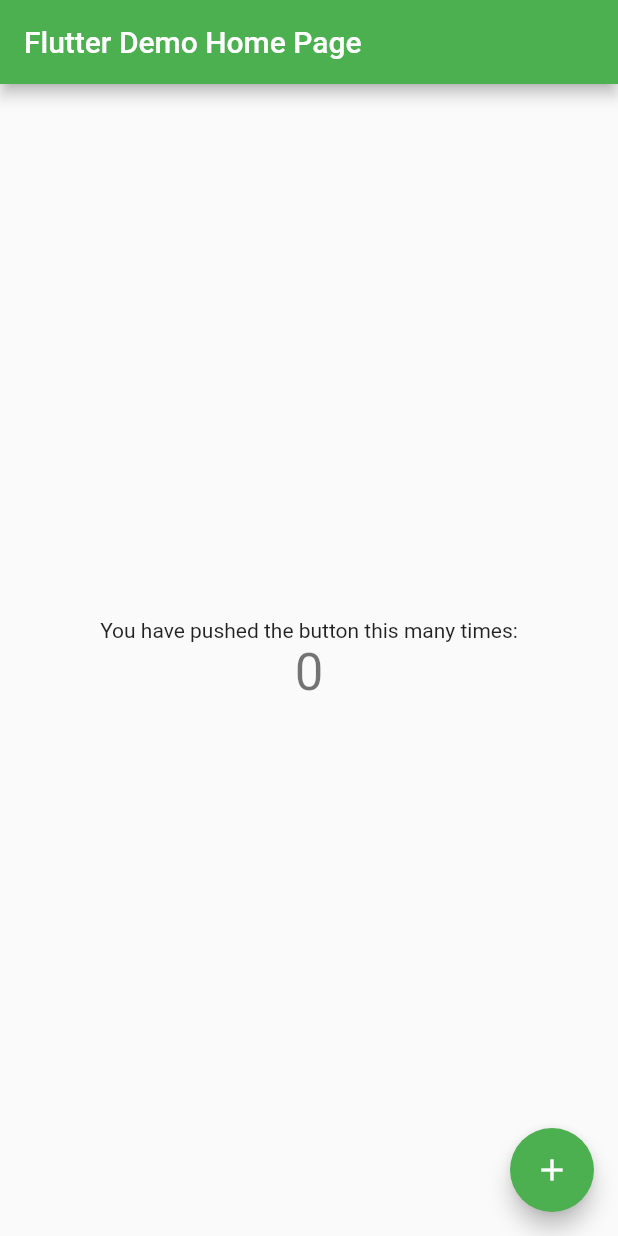
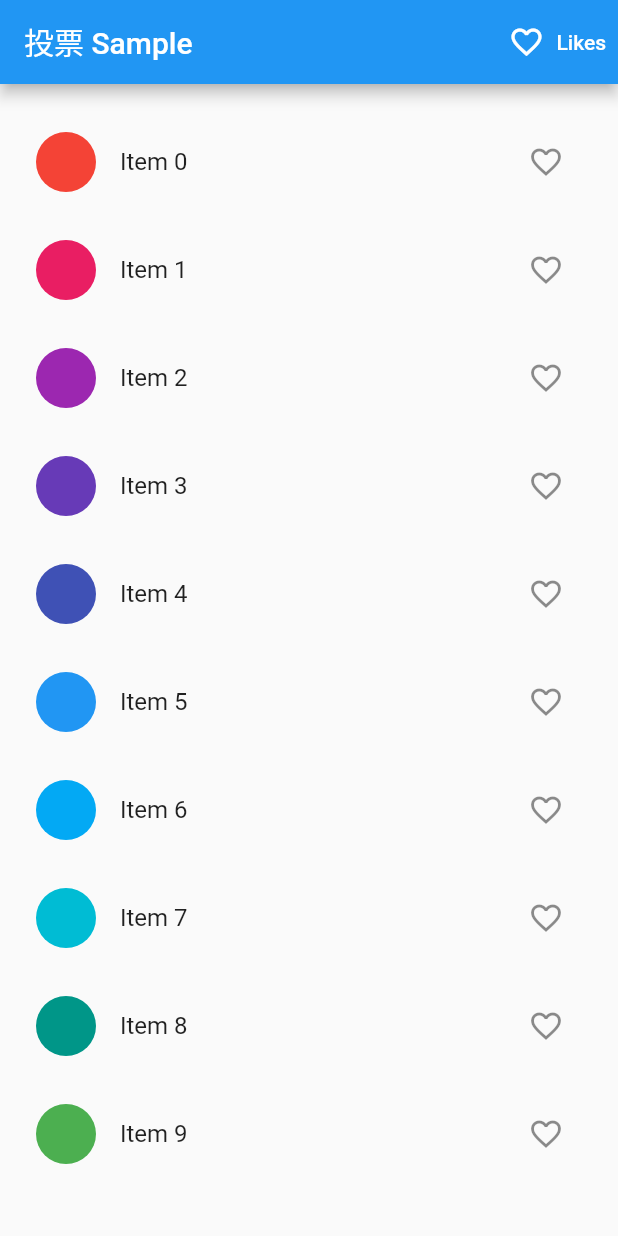
Before and after one commit to sat0tabe/flutter, a Flutter app: the screen it shows after launch, on a phone screen of 412 x 824 dp. Run offline on Flutter 3.47's test engine with Material 2 defaults, Android fonts, the phone set to English and light mode, and no system bars.

Commit message:
チュートリアルに沿ってデフォルトから変更

```diff
--- a/sat0tabe/ksc_prekin_lt_matsuri/lib/main.dart
+++ b/sat0tabe/ksc_prekin_lt_matsuri/lib/main.dart
@@ -1,113 +1,30 @@
 import 'package:flutter/material.dart';
+import 'package:provider/provider.dart';
+import 'package:ksc_prekin_lt_matsuri/models/likes.dart';
+import 'package:ksc_prekin_lt_matsuri/screens/likes.dart';
+import 'package:ksc_prekin_lt_matsuri/screens/home.dart';
 
 void main() {
-  runApp(MyApp());
+  runApp(TestingApp());
 }
 
-class MyApp extends StatelessWidget {
-  // This widget is the root of your application.
+class TestingApp extends StatelessWidget {
   @override
   Widget build(BuildContext context) {
-    return MaterialApp(
-      title: 'Flutter Demo',
-      theme: ThemeData(
-        // This is the theme of your application.
-        //
-        // Try running your application with "flutter run". You'll see the
-        // application has a blue toolbar. Then, without quitting the app, try
-        // changing the primarySwatch below to Colors.green and then invoke
-        // "hot reload" (press "r" in the console where you ran "flutter run",
-        // or simply save your changes to "hot reload" in a Flutter IDE).
-        // Notice that the counter didn't reset back to zero; the application
-        // is not restarted.
-        primarySwatch: Colors.green,
+    return ChangeNotifierProvider<Likes>(
+      create: (context) => Likes(),
+      child: MaterialApp(
+        title: 'Testing Sample',
+        theme: ThemeData(
+          primarySwatch: Colors.blue,
+          visualDensity: VisualDensity.adaptivePlatformDensity,
+        ),
+        routes: {
+          HomePage.routeName: (context) => HomePage(),
+          LikesPage.routeName: (context) => LikesPage(),
+        },
+        initialRoute: HomePage.routeName,
       ),
-      home: MyHomePage(title: 'Flutter Demo Home Page'),
     );
   }
 }
-
-class MyHomePage extends StatefulWidget {
-  MyHomePage({Key? key, required this.title}) : super(key: key);
-
-  // This widget is the home page of your application. It is stateful, meaning
-  // that it has a State object (defined below) that contains fields that affect
-  // how it looks.
-
-  // This class is the configuration for the state. It holds the values (in this
-  // case the title) provided by the parent (in this case the App widget) and
-  // used by the build method of the State. Fields in a Widget subclass are
-  // always marked "final".
-
-  final String title;
-
-  @override
-  _MyHomePageState createState() => _MyHomePageState();
-}
-
-class _MyHomePageState extends State<MyHomePage> {
-  int _counter = 0;
-
-  void _incrementCounter() {
-    setState(() {
-      // This call to setState tells the Flutter framework that something has
-      // changed in this State, which causes it to rerun the build method below
-      // so that the display can reflect the updated values. If we changed
-      // _counter without calling setState(), then the build method would not be
-      // called again, and so nothing would appear to happen.
-      _counter++;
-    });
-  }
-
-  @override
-  Widget build(BuildContext context) {
-    // This method is rerun every time setState is called, for instance as done
-    // by the _incrementCounter method above.
-    //
-    // The Flutter framework has been optimized to make rerunning build methods
-    // fast, so that you can just rebuild anything that needs updating rather
-    // than having to individually change instances of widgets.
-    return Scaffold(
-      appBar: AppBar(
-        // Here we take the value from the MyHomePage object that was created by
-        // the App.build method, and use it to set our appbar title.
-        title: Text(widget.title),
-      ),
-      body: Center(
-        // Center is a layout widget. It takes a single child and positions it
-        // in the middle of the parent.
-        child: Column(
-          // Column is also a layout widget. It takes a list of children and
-          // arranges them vertically. By default, it sizes itself to fit its
-          // children horizontally, and tries to be as tall as its parent.
-          //
-          // Invoke "debug painting" (press "p" in the console, choose the
-          // "Toggle Debug Paint" action from the Flutter Inspector in Android
-          // Studio, or the "Toggle Debug Paint" command in Visual Studio Code)
-          // to see the wireframe for each widget.
-          //
-          // Column has various properties to control how it sizes itself and
-          // how it positions its children. Here we use mainAxisAlignment to
-          // center the children vertically; the main axis here is the vertical
-          // axis because Columns are vertical (the cross axis would be
-          // horizontal).
-          mainAxisAlignment: MainAxisAlignment.center,
-          children: <Widget>[
-            Text(
-              'You have pushed the button this many times:',
-            ),
-            Text(
-              '$_counter',
-              style: Theme.of(context).textTheme.headline4,
-            ),
-          ],
-        ),
-      ),
-      floatingActionButton: FloatingActionButton(
-        onPressed: _incrementCounter,
-        tooltip: 'Increment',
-        child: Icon(Icons.add),
-      ), // This trailing comma makes auto-formatting nicer for build methods.
-    );
-  }
-}
--- /dev/null
+++ b/sat0tabe/ksc_prekin_lt_matsuri/lib/models/likes.dart
@@ -0,0 +1,18 @@
+import 'package:flutter/material.dart';
+
+/// The [Favorites] class holds a list of favorite items saved by the user.
+class Likes extends ChangeNotifier {
+  final List<int> _likeItems = [];
+
+  List<int> get items => _likeItems;
+
+  void add(int itemNo) {
+    _likeItems.add(itemNo);
+    notifyListeners();
+  }
+
+  void remove(int itemNo) {
+    _likeItems.remove(itemNo);
+    notifyListeners();
+  }
+}
--- /dev/null
+++ b/sat0tabe/ksc_prekin_lt_matsuri/lib/screens/home.dart
@@ -0,0 +1,79 @@
+import 'package:flutter/material.dart';
+import 'package:provider/provider.dart';
+import 'package:ksc_prekin_lt_matsuri/models/likes.dart';
+import 'package:ksc_prekin_lt_matsuri/screens/likes.dart';
+
+class HomePage extends StatelessWidget {
+  static String routeName = '/';
+
+  @override
+  Widget build(BuildContext context) {
+    return Scaffold(
+      appBar: AppBar(
+        title: const Text('投票 Sample'),
+        actions: <Widget>[
+          TextButton.icon(
+            style: TextButton.styleFrom(primary: Colors.white),
+            onPressed: () {
+              Navigator.pushNamed(context, LikesPage.routeName);
+            },
+            icon: const Icon(Icons.favorite_border),
+            label: const Text('Likes'),
+          ),
+        ],
+      ),
+      body: ListView.builder(
+        itemCount: 10,
+        cacheExtent: 20.0,
+        controller: ScrollController(),
+        padding: const EdgeInsets.symmetric(vertical: 16),
+        itemBuilder: (context, index) => ItemTile(index),
+      ),
+    );
+  }
+}
+
+class ItemTile extends StatelessWidget {
+  final int itemNo;
+
+  const ItemTile(
+    this.itemNo,
+  );
+
+  @override
+  Widget build(BuildContext context) {
+    var likesList = Provider.of<Likes>(context);
+
+    return Padding(
+      padding: const EdgeInsets.all(8.0),
+      child: ListTile(
+        leading: CircleAvatar(
+          backgroundColor: Colors.primaries[itemNo % Colors.primaries.length],
+        ),
+        title: Text(
+          'Item $itemNo',
+          key: Key('text_$itemNo'),
+        ),
+        trailing: IconButton(
+          key: Key('icon_$itemNo'),
+          icon: likesList.items.contains(itemNo)
+              ? const Icon(Icons.favorite)
+              : const Icon(Icons.favorite_border),
+          onPressed: () {
+            !likesList.items.contains(itemNo)
+                ? likesList.add(itemNo)
+                : likesList.remove(itemNo);
+            ScaffoldMessenger.of(context).showSnackBar(
+              SnackBar(
+                content: Text(likesList.items.contains(itemNo)
+                    ? 'Added to likes.'
+                    : 'Removed from likes.'),
+                duration: const Duration(seconds: 1),
+              ),
+            );
+          },
+        ),
+      ),
+    );
+  }
+}
```
Also changed, not shown: sat0tabe/ksc_prekin_lt_matsuri/lib/screens/likes.dart (added, +65 -0 lines), sat0tabe/ksc_prekin_lt_matsuri/pubspec.yaml (+2 -5 lines), sat0tabe/ksc_prekin_lt_matsuri/pubspec.lock.
